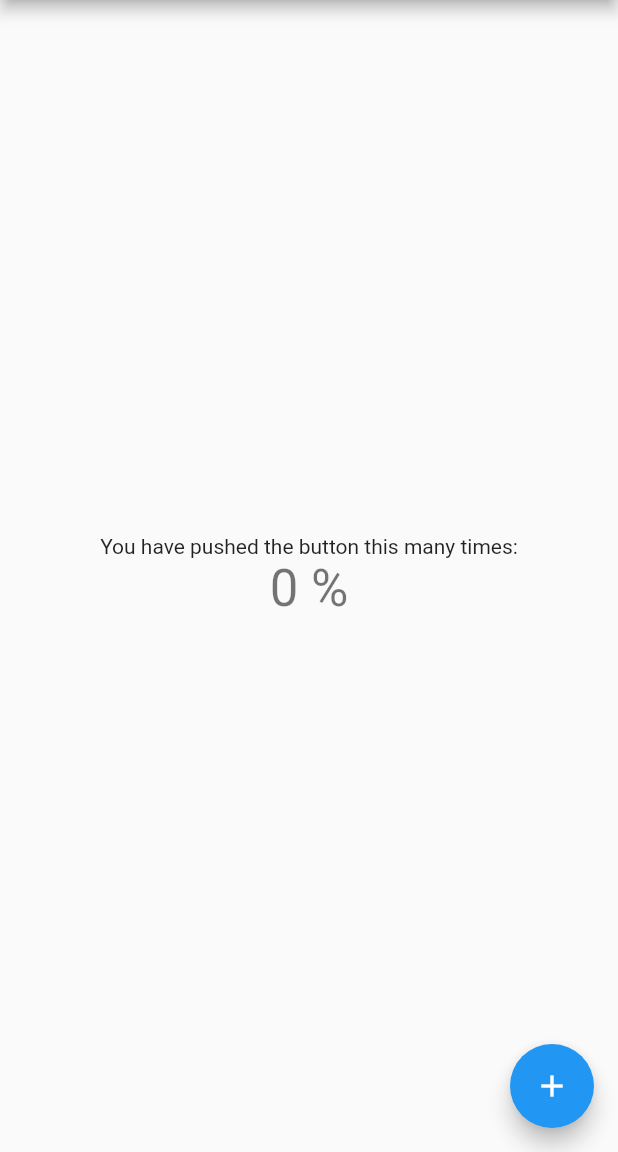
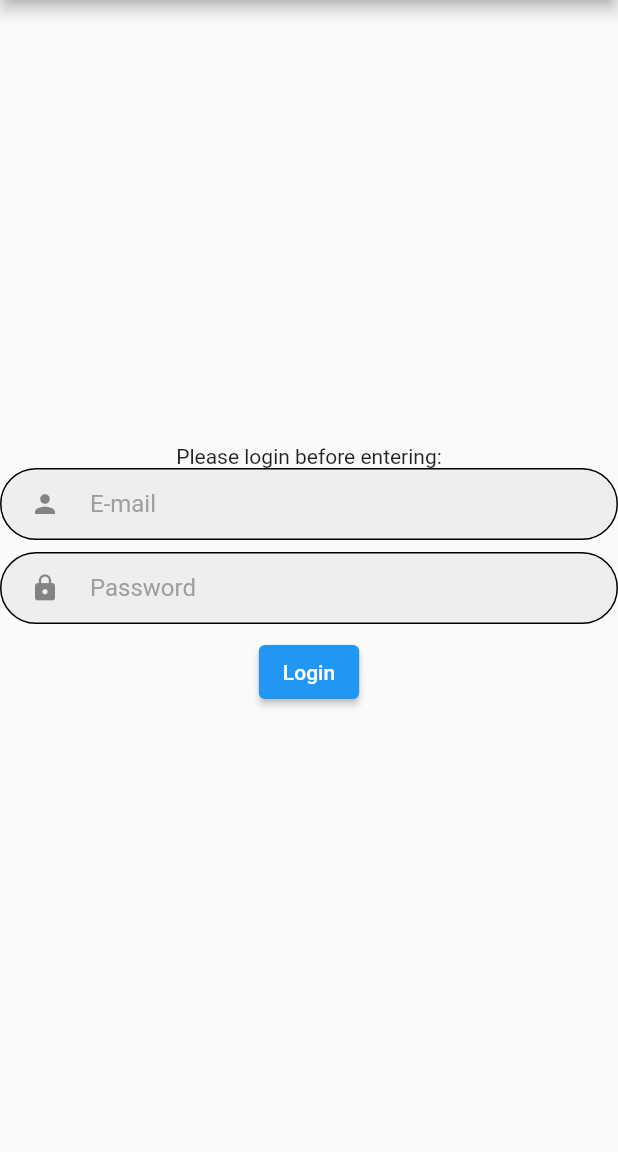
Before and after one commit to fuadreza/simple_sample, a Flutter app: the screen it shows after launch, on a phone screen of 412 x 824 dp, the part 84-1236 px from its top. Run offline on Flutter 3.47's test engine with Material 2 defaults, Android fonts, the phone set to English and light mode, and no system bars; our stand-ins replace dio, equatable, get.

Commit message:
add login integration

```diff
--- a/lib/feature/main/data/config/dev_config.dart
+++ b/lib/core/config/dev_config.dart
@@ -1,5 +1,6 @@
 
-import 'package:simple_sample/feature/main/data/config/base_config.dart';
+
+import 'package:simple_sample/core/config/base_config.dart';
 
 class DevConfig implements BaseConfig {
 
--- a/lib/feature/main/data/config/prod_config.dart
+++ b/lib/core/config/prod_config.dart
@@ -1,5 +1,5 @@
 
-import 'package:simple_sample/feature/main/data/config/base_config.dart';
+import 'package:simple_sample/core/config/base_config.dart';
 
 class ProdConfig implements BaseConfig {
 
--- a/lib/feature/main/data/config/staging_config.dart
+++ b/lib/core/config/staging_config.dart
@@ -1,5 +1,6 @@
 
-import 'package:simple_sample/feature/main/data/config/base_config.dart';
+
+import 'package:simple_sample/core/config/base_config.dart';
 
 class StagingConfig implements BaseConfig {
 
--- a/lib/core/constants/number_constants.dart
+++ b/lib/core/constants/number_constants.dart
@@ -4,6 +4,7 @@ class NumberConstants {
   //region APPLICATION
 
   static const int HTTP_STATUS_OK = 200;
+  static const int HTTP_STATUS_BAD_GATEWAY = 502;
 
   //endregion
 
--- a/lib/feature/main/data/services/api/pos_api_service.dart
+++ b/lib/feature/main/data/services/api/pos_api_service.dart
@@ -9,11 +9,11 @@ class PosApiService {
   PosApiService({required this.apiClient});
 
   Future<String> loginUser(LoginParam loginParam) {
-    final Map<String, dynamic> params = <String, dynamic> {
+    final Map<String, dynamic> jsonBody = <String, dynamic> {
       'email': loginParam.email,
       'password': loginParam.password
     };
 
-    return apiClient.get(pathUrl: PosApiUrl.URL_LOGIN, params: params);
+    return apiClient.post(pathUrl: PosApiUrl.URL_LOGIN, jsonBody: jsonBody);
   }
 }
--- /dev/null
+++ b/lib/feature/main/domain/entities/login/state/login_state.dart
@@ -0,0 +1,16 @@
+
+class LoginState {
+  LoginState();
+}
+
+class LoginInit extends LoginState { }
+
+class LoginLoading extends LoginState { }
+
+class LoginSuccess extends LoginState { }
+
+class LoginFailed extends LoginState {
+  final String message;
+
+  LoginFailed({required this.message});
+}
--- a/lib/feature/main/presentation/modules/login/login_controller.dart
+++ b/lib/feature/main/presentation/modules/login/login_controller.dart
@@ -1,14 +1,66 @@
 
 import 'package:get/get.dart';
+import 'package:simple_sample/core/network/server_exception.dart';
+import 'package:simple_sample/feature/main/domain/entities/login/state/login_state.dart';
 import 'package:simple_sample/feature/main/domain/entities/login_param/login_param.dart';
 import 'package:simple_sample/feature/main/domain/usecases/login_user_usecase.dart';
+import 'package:simple_sample/feature/main/presentation/modules/home/home_view.dart';
 
 class LoginController extends GetxController {
-  final LoginUserUseCase loginUserUseCase;
 
   LoginController({required this.loginUserUseCase});
 
-  loginUser(String email, String password) {
-    loginUserUseCase.invoke(LoginParam(email, password));
+  //region INITIALIZATION
+
+  final LoginUserUseCase loginUserUseCase;
+
+  final Rx<LoginState> _loginState = LoginState().obs;
+
+  //endregion
+
+
+  //region GETTER
+
+  LoginState get loginState => _loginState.value;
+
+  //endregion
+
+
+  //region SETTER
+
+  set loginState(value) => _loginState.value = value;
+
+  //endregion
+
+
+  //region FUNCTION
+
+  loginUser(String email, String password) async {
+    loginState = LoginLoading();
+    try {
+      await loginUserUseCase.invoke(LoginParam(email, password));
+      loginState = LoginSuccess();
+      _showSnackBar('Success', 'Login Success');
+      Get.offAll(const HomeView(title: 'Home Screen',));
+    } on ServerException catch (error) {
+      Get.defaultDialog(
+        title: 'Error',
+        middleText: '${error.message}',
+        textConfirm: "Confirm",
+        onConfirm: () {
+          Get.back();
+        }
+      );
+    }
   }
+
+  void _showSnackBar(String title, String content) {
+    Get.snackbar(title, content,
+        duration: const Duration(seconds: 3),
+        snackPosition: SnackPosition.TOP,
+        snackStyle: SnackStyle.FLOATING);
+  }
+
+  //endregion
+
 }
--- a/lib/feature/main/presentation/modules/login/login_view.dart
+++ b/lib/feature/main/presentation/modules/login/login_view.dart
@@ -0,0 +1,109 @@
+
+import 'package:flutter/material.dart';
+import 'package:flutter/widgets.dart';
+import 'package:get/get.dart';
+import 'package:simple_sample/feature/main/domain/entities/login/state/login_state.dart';
+import 'package:simple_sample/feature/main/presentation/modules/login/login_controller.dart';
+
+class LoginView extends GetView<LoginController> {
+  LoginView({
+    Key? key,
+    required this.title,
+  }) : super(key: key);
+
+  final String? title;
+  final GlobalKey<FormState> formKey = GlobalKey();
+
+  TextEditingController _emailController = TextEditingController();
+  TextEditingController _passwordController = TextEditingController();
+
+  @override
+  Widget build(BuildContext context) {
+    return Scaffold(
+      appBar: AppBar(
+        title: Text(title ?? 'App'),
+      ),
+      body: Center(
+        child: Form(
+          autovalidateMode: AutovalidateMode.onUserInteraction,
+          key: formKey,
+          child: Column(
+            mainAxisAlignment: MainAxisAlignment.center,
+            children: <Widget>[
+              Text(
+                'Please login before entering:',
+              ),
+              TextFormField(
+                controller: _emailController,
+                validator: (value) {
+                  return (value == null || value.isEmpty)
+                      ? 'Please Enter Email'
+                      : null;
+                },
+                decoration: inputDecoration('E-mail', Icons.person),
+              ),
+              SizedBox(
+                height: 8,
+              ),
+              TextFormField(
+                validator: (value) {
+                  return (value == null || value.isEmpty)
+                      ? 'Please Enter Password'
+                      : null;
+                },
+                controller: _passwordController,
+                decoration: inputDecoration('Password', Icons.lock),
+              ),
+              SizedBox(
+                height: 8,
+              ),
+              Obx(() =>
+              controller.loginState is LoginLoading
+                  ? const Text('Loading')
+                  : const SizedBox()
+              ),
+              ElevatedButton(
+                onPressed: () async {
+                  if (formKey.currentState?.validate() ?? false) {
+                    await controller.loginUser(_emailController.text, _passwordController.text);
+                  }
+                },
+                child: Text('Login'),
+              ),
+            ],
+          ),
+        ),
+      ),
+    );
+  }
+
+  InputDecoration inputDecoration(String labelText, IconData iconData,
+      {String? prefix, String? helperText}) {
+    return InputDecoration(
+      contentPadding: EdgeInsets.symmetric(vertical: 12, horizontal: 12),
+      helperText: helperText,
+      labelText: labelText,
+      labelStyle: TextStyle(color: Colors.grey),
+      fillColor: Colors.grey.shade200,
+      filled: true,
+      prefixText: prefix,
+      prefixIcon: Icon(
+        iconData,
+        size: 20,
+      ),
+      prefixIconConstraints: BoxConstraints(minWidth: 60),
+      enabledBorder: OutlineInputBorder(
+          borderRadius: BorderRadius.circular(30),
+          borderSide: BorderSide(color: Colors.black)),
+      focusedBorder: OutlineInputBorder(
+          borderRadius: BorderRadius.circular(30),
+          borderSide: BorderSide(color: Colors.black)),
+      errorBorder: OutlineInputBorder(
+          borderRadius: BorderRadius.circular(30),
+          borderSide: BorderSide(color: Colors.black)),
+      border: OutlineInputBorder(
+          borderRadius: BorderRadius.circular(30),
+          borderSide: BorderSide(color: Colors.black)),
+    );
+  }
+}
--- a/lib/main.dart
+++ b/lib/main.dart
@@ -2,7 +2,7 @@ import 'package:flutter/material.dart';
 import 'package:get/get.dart';
 import 'package:simple_sample/core/config/environment.dart';
 import 'package:simple_sample/feature/main/presentation/bindings/main_binding.dart';
-import 'package:simple_sample/feature/main/presentation/modules/home/home_view.dart';
+import 'package:simple_sample/feature/main/presentation/modules/login/login_view.dart';
 
 void main() {
   environment.initConfig(Env.DEV);
@@ -20,7 +20,7 @@ class MyApp extends StatelessWidget {
       theme: ThemeData(
         primarySwatch: Colors.blue,
       ),
-      home: const HomeView(title: 'Flutter Demo Home Page'),
+      home: LoginView(title: 'Flutter Demo Home Page'),
       initialBinding: MainBinding(),
     );
   }
```
Also changed, not shown: lib/core/network/base_api_client.dart (+30 -7 lines).
